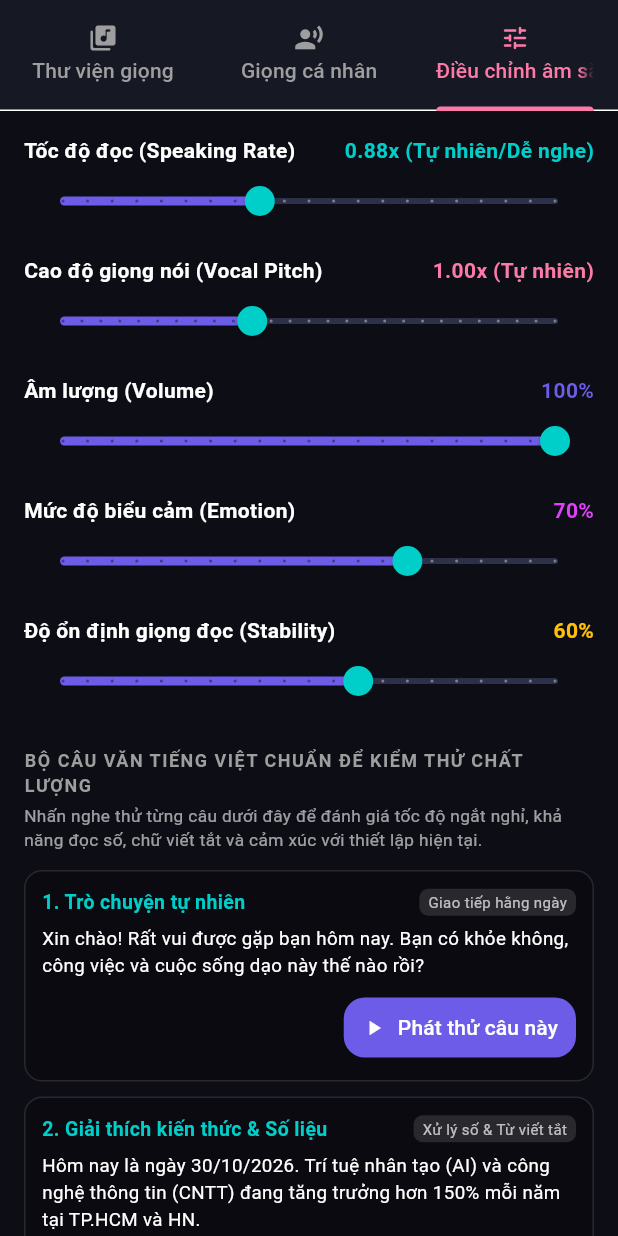
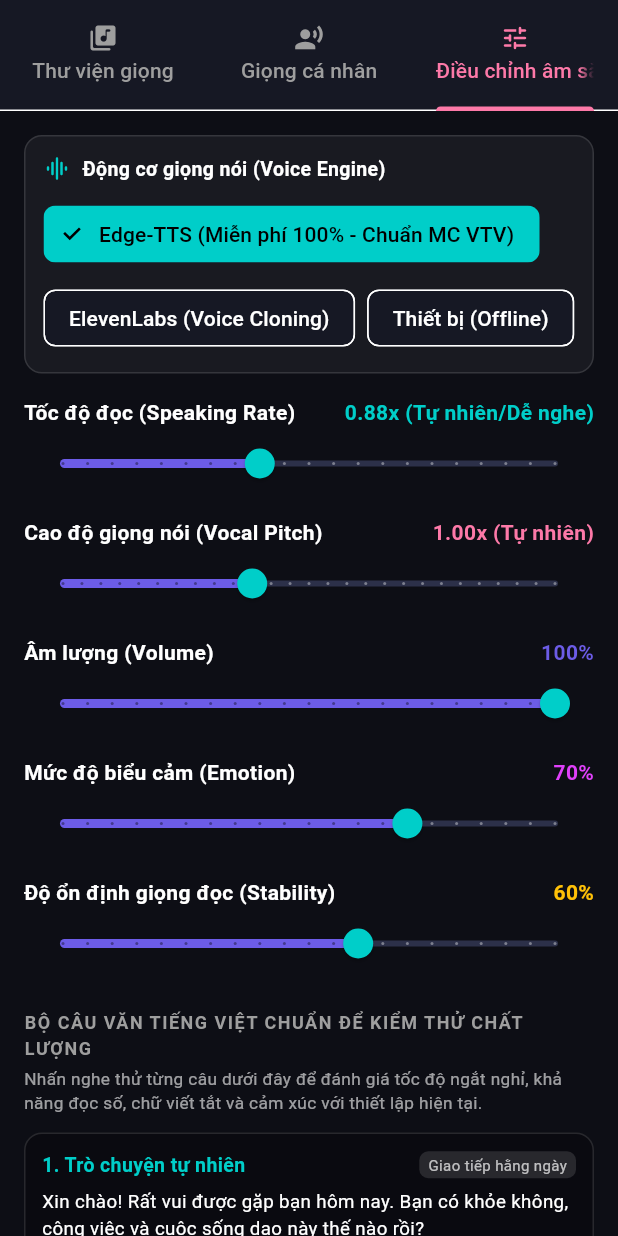
Before and after one commit to FamAnVMU/PolyVoice-AI, a Flutter app: the VoiceShaperView widget shown alone on an empty page, opened directly, tab 3 chosen, on a phone screen of 412 x 824 dp. Run offline on Flutter 3.47's test engine with Material 3 defaults, Android fonts, the phone set to English and light mode, and no system bars; our stand-ins replace dio, equatable, flutter_bloc, flutter_markdown, flutter_secure_storage, flutter_tts and 3 more; missing offline and left inert: record; accounts and stored records are empty.

Commit message:
feat(voice): integrate Edge-TTS neural engine and enhance ElevenLabs support with dynamic engine routing

```diff
--- a/lib/core/constants/app_constants.dart
+++ b/lib/core/constants/app_constants.dart
@@ -17,8 +17,9 @@ class AppConstants {
   static const String sttModeGroqWhisper = 'groq_whisper';
 
   // Voice Engines
+  static const String voiceEngineEdgeTts = 'edge_tts';
+  static const String voiceEngineElevenLabs = 'elevenlabs';
   static const String voiceEngineNeural = 'neural';
-  static const String voiceEngineElevenLabs = 'elevenlabs';
   static const String voiceEngineDevice = 'device';
 
   // Default Voice Settings - Human-like Natural Conversational Pacing
--- a/lib/features/settings/presentation/screens/voice_shaper_view.dart
+++ b/lib/features/settings/presentation/screens/voice_shaper_view.dart
@@ -621,6 +621,70 @@ class _VoiceShaperViewState extends State<VoiceShaperView> with SingleTickerProv
       child: Column(
         crossAxisAlignment: CrossAxisAlignment.start,
         children: [
+          // Voice Engine Selector
+          Container(
+            padding: const EdgeInsets.all(12),
+            decoration: BoxDecoration(
+              color: Colors.white.withOpacity(0.05),
+              borderRadius: BorderRadius.circular(12),
+              border: Border.all(color: Colors.white12),
+            ),
+            child: Column(
+              crossAxisAlignment: CrossAxisAlignment.start,
+              children: [
+                const Row(
+                  children: [
+                    Icon(Icons.graphic_eq_rounded, color: AppColors.accentCyan, size: 18),
+                    SizedBox(width: 8),
+                    Text(
+                      'Động cơ giọng nói (Voice Engine)',
+                      style: TextStyle(fontWeight: FontWeight.bold, fontSize: 13),
+                    ),
+                  ],
+                ),
+                const SizedBox(height: 10),
+                Wrap(
+                  spacing: 8,
+                  runSpacing: 8,
+                  children: [
+                    ChoiceChip(
+                      label: const Text('Edge-TTS (Miễn phí 100% - Chuẩn MC VTV)'),
+                      selected: config.voiceEngine == AppConstants.voiceEngineEdgeTts ||
+                          config.voiceEngine == AppConstants.voiceEngineNeural,
+                      onSelected: (selected) {
+                        if (selected) {
+                          final updated = config.copyWith(voiceEngine: AppConstants.voiceEngineEdgeTts);
+                          context.read<SettingsBloc>().add(UpdateVoiceConfigEvent(updated));
+                        }
+                      },
+                    ),
+                    ChoiceChip(
+                      label: const Text('ElevenLabs (Voice Cloning)'),
+                      selected: config.voiceEngine == AppConstants.voiceEngineElevenLabs,
+                      onSelected: (selected) {
+                        if (selected) {
+                          final updated = config.copyWith(voiceEngine: AppConstants.voiceEngineElevenLabs);
+                          context.read<SettingsBloc>().add(UpdateVoiceConfigEvent(updated));
+                        }
+                      },
+                    ),
+                    ChoiceChip(
+                      label: const Text('Thiết bị (Offline)'),
+                      selected: config.voiceEngine == AppConstants.voiceEngineDevice,
+                      onSelected: (selected) {
+                        if (selected) {
+                          final updated = config.copyWith(voiceEngine: AppConstants.voiceEngineDevice);
+                          context.read<SettingsBloc>().add(UpdateVoiceConfigEvent(updated));
+                        }
+                      },
+                    ),
+                  ],
+                ),
+              ],
+            ),
+          ),
+          const SizedBox(height: 16),
+
           // Pacing & Rate Slider (Natural Conversational Speed)
           Row(
             mainAxisAlignment: MainAxisAlignment.spaceBetween,
--- a/lib/features/voice/data/models/voice_model.dart
+++ b/lib/features/voice/data/models/voice_model.dart
@@ -9,6 +9,7 @@ class VoiceModel extends Equatable {
   final String category; // 'gentle', 'warm', 'dynamic', 'professional', 'storytelling', 'young', 'mature', 'custom'
   final String engineType; // 'neural', 'gemini', 'elevenlabs', 'device', 'custom'
   final String? remoteVoiceId; // Voice ID on remote cloud service (e.g. Aoede, Kore, Puck, Charon, Fenrir or ElevenLabs ID)
+  final String? edgeVoiceName; // Microsoft Edge TTS Neural Voice (e.g. vi-VN-HoaiMyNeural, vi-VN-NamMinhNeural)
   final String? nativeSystemVoiceName; // Android TTS voice name (e.g. vi-vn-x-vid-network, vi-vn-x-vie-network, vi-vn-x-vif-network)
   final String? referenceAudioPath; // Local path to audio/video reference file
   final bool isCustom;
@@ -27,6 +28,7 @@ class VoiceModel extends Equatable {
     required this.category,
     this.engineType = 'neural',
     this.remoteVoiceId,
+    this.edgeVoiceName,
     this.nativeSystemVoiceName,
     this.referenceAudioPath,
     this.isCustom = false,
@@ -46,6 +48,7 @@ class VoiceModel extends Equatable {
     String? category,
     String? engineType,
     String? remoteVoiceId,
+    String? edgeVoiceName,
     String? nativeSystemVoiceName,
     String? referenceAudioPath,
     bool? isCustom,
@@ -64,6 +67,7 @@ class VoiceModel extends Equatable {
       category: category ?? this.category,
       engineType: engineType ?? this.engineType,
       remoteVoiceId: remoteVoiceId ?? this.remoteVoiceId,
+      edgeVoiceName: edgeVoiceName ?? this.edgeVoiceName,
       nativeSystemVoiceName: nativeSystemVoiceName ?? this.nativeSystemVoiceName,
       referenceAudioPath: referenceAudioPath ?? this.referenceAudioPath,
       isCustom: isCustom ?? this.isCustom,
@@ -85,6 +89,7 @@ class VoiceModel extends Equatable {
       'category': category,
       'engineType': engineType,
       'remoteVoiceId': remoteVoiceId,
+      'edgeVoiceName': edgeVoiceName,
       'nativeSystemVoiceName': nativeSystemVoiceName,
       'referenceAudioPath': referenceAudioPath,
       'isCustom': isCustom,
@@ -106,6 +111,7 @@ class VoiceModel extends Equatable {
       category: json['category'] as String? ?? 'custom',
       engineType: json['engineType'] as String? ?? 'custom',
       remoteVoiceId: json['remoteVoiceId'] as String?,
+      edgeVoiceName: json['edgeVoiceName'] as String?,
       nativeSystemVoiceName: json['nativeSystemVoiceName'] as String?,
       referenceAudioPath: json['referenceAudioPath'] as String?,
       isCustom: json['isCustom'] as bool? ?? true,
@@ -177,6 +183,7 @@ class VoiceModel extends Equatable {
         category,
         engineType,
         remoteVoiceId,
+        edgeVoiceName,
         nativeSystemVoiceName,
         referenceAudioPath,
         isCustom,
--- a/lib/features/voice/data/preset_voices.dart
+++ b/lib/features/voice/data/preset_voices.dart
@@ -12,6 +12,7 @@ class PresetVoices {
       category: 'gentle',
       engineType: 'neural',
       remoteVoiceId: 'Aoede', // Google Studio Neural: Melodic & Sweet Female
+      edgeVoiceName: 'vi-VN-HoaiMyNeural', // Microsoft Edge Neural: Hoài My (Nữ VTV chuẩn)
       nativeSystemVoiceName: 'vi-vn-x-vid-network', // Android Google Neural Female North
       createdAt: DateTime(2026, 1, 1),
       defaultSpeed: 0.88,
@@ -30,6 +31,7 @@ class PresetVoices {
       category: 'dynamic',
       engineType: 'neural',
       remoteVoiceId: 'Kore', // Google Studio Neural: Crisp & Clear Female
+      edgeVoiceName: 'vi-VN-HoaiMyNeural', // Microsoft Edge Neural: Hoài My
       nativeSystemVoiceName: 'vi-vn-x-vie-network', // Android Google Neural Female South
       createdAt: DateTime(2026, 1, 1),
       defaultSpeed: 0.90,
@@ -48,6 +50,7 @@ class PresetVoices {
       category: 'storytelling',
       engineType: 'neural',
       remoteVoiceId: 'Aoede',
+      edgeVoiceName: 'vi-VN-HoaiMyNeural',
       nativeSystemVoiceName: 'vi-vn-x-via-local', // Android Google Young Female
       createdAt: DateTime(2026, 1, 1),
       defaultSpeed: 0.84,
@@ -66,6 +69,7 @@ class PresetVoices {
       category: 'professional',
       engineType: 'neural',
       remoteVoiceId: 'Kore',
+      edgeVoiceName: 'vi-VN-HoaiMyNeural',
       nativeSystemVoiceName: 'vi-vn-x-vid-network',
       createdAt: DateTime(2026, 1, 1),
       defaultSpeed: 0.88,
@@ -84,6 +88,7 @@ class PresetVoices {
       category: 'warm',
       engineType: 'neural',
       remoteVoiceId: 'Charon', // Google Studio Neural: Deep & Resonant Male
+      edgeVoiceName: 'vi-VN-NamMinhNeural', // Microsoft Edge Neural: Nam Minh (Nam đài truyền hình)
       nativeSystemVoiceName: 'vi-vn-x-vif-network', // Android Google Neural Male North
       createdAt: DateTime(2026, 1, 1),
       defaultSpeed: 0.86,
@@ -102,6 +107,7 @@ class PresetVoices {
       category: 'young',
       engineType: 'neural',
       remoteVoiceId: 'Puck', // Google Studio Neural: Upbeat & Lively Male
+      edgeVoiceName: 'vi-VN-NamMinhNeural',
       nativeSystemVoiceName: 'vi-vn-x-vic-network', // Android Google Neural Male South
       createdAt: DateTime(2026, 1, 1),
       defaultSpeed: 0.92,
@@ -120,6 +126,7 @@ class PresetVoices {
       category: 'warm',
       engineType: 'neural',
       remoteVoiceId: 'Fenrir', // Google Studio Neural: Grounded & Passionate Male
+      edgeVoiceName: 'vi-VN-NamMinhNeural',
       nativeSystemVoiceName: 'vi-vn-x-vib-local',
       createdAt: DateTime(2026, 1, 1),
       defaultSpeed: 0.86,
@@ -138,6 +145,8 @@ class PresetVoices {
       category: 'professional',
       engineType: 'neural',
       remoteVoiceId: 'Puck',
+      edgeVoiceName: 'vi-VN-HoaiMyNeural',
+      nativeSystemVoiceName: 'en-us-x-sfg-network',
       nativeSystemVoiceName: 'en-us-x-sfg-network',
       createdAt: DateTime(2026, 1, 1),
       defaultSpeed: 0.90,
--- a/pubspec.yaml
+++ b/pubspec.yaml
@@ -1,7 +1,7 @@
 name: polyvoice_ai
 description: "PolyVoice AI - Lightweight, zero-server-cost (BYOK) conversational chat and real-time voice assistant"
 publish_to: 'none'
-version: 1.0.2+3
+version: 1.0.3+4
 
 environment:
   sdk: '>=3.0.0 <4.0.0'
```
Also changed, not shown: lib/features/settings/presentation/screens/api_keys_view.dart (+26 -0 lines), lib/services/voice/edge_tts_service.dart (added, +222 -0 lines), lib/services/voice/tts_service.dart (+36 -3 lines).
